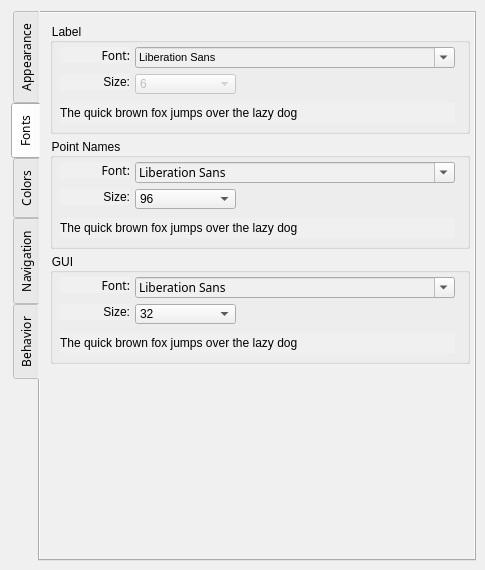
FashionFreedom/Seamly2D, file src/app/seamly2d/dialogs/configpages/preferencesgraphicsviewpage.ui: the form before one commit.
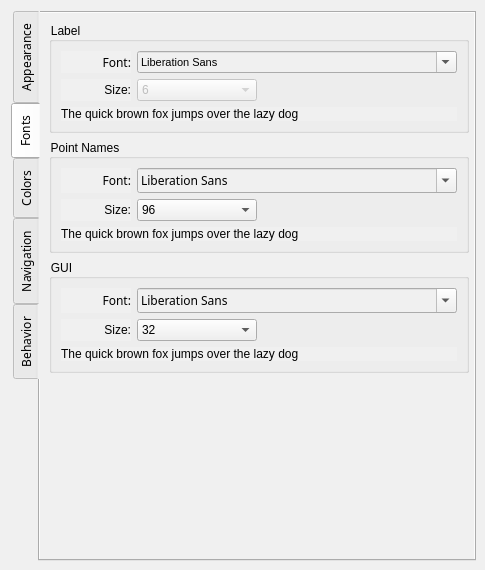
The form after the commit. The open tabs and pages were chosen to show the change. Custom widgets are drawn as their Qt base class.

Commit message:
Fix layoutWidget warnings
Fixes layoutWidget warnings in a few dialog forms

Diff of the .ui file:
```diff
--- a/src/app/seamly2d/dialogs/configpages/preferencesgraphicsviewpage.ui
+++ b/src/app/seamly2d/dialogs/configpages/preferencesgraphicsviewpage.ui
@@ -234,304 +234,9 @@
       <attribute name="title">
        <string>Fonts</string>
       </attribute>
-      <widget class="QGroupBox" name="pointNameFont_GroupBox">
-       <property name="geometry">
-        <rect>
-         <x>10</x>
-         <y>125</y>
-         <width>420</width>
-         <height>111</height>
-        </rect>
-       </property>
-       <property name="minimumSize">
-        <size>
-         <width>420</width>
-         <height>0</height>
-        </size>
-       </property>
-       <property name="title">
-        <string>Point Names</string>
-       </property>
-       <widget class="QLabel" name="pointNameFont_Label">
-        <property name="geometry">
-         <rect>
-          <x>10</x>
-          <y>24</y>
-          <width>70</width>
-          <height>16</height>
-         </rect>
-        </property>
-        <property name="minimumSize">
-         <size>
-          <width>70</width>
-          <height>0</height>
-         </size>
-        </property>
-        <property name="maximumSize">
-         <size>
-          <width>16777215</width>
-          <height>16777215</height>
-         </size>
-        </property>
-        <property name="font">
-         <font>
-          <family>MS Shell Dlg 2 UI</family>
-          <pointsize>9</pointsize>
-         </font>
-        </property>
-        <property name="text">
-         <string>Font:</string>
-        </property>
-        <property name="alignment">
-         <set>Qt::AlignRight|Qt::AlignTrailing|Qt::AlignVCenter</set>
-        </property>
-       </widget>
-       <widget class="QFontComboBox" name="pointNameFont_ComboBox">
-        <property name="geometry">
-         <rect>
-          <x>85</x>
-          <y>24</y>
-          <width>320</width>
-          <height>21</height>
-         </rect>
-        </property>
-        <property name="minimumSize">
-         <size>
-          <width>200</width>
-          <height>0</height>
-         </size>
-        </property>
-        <property name="font">
-         <font>
-          <family>MS Shell Dlg 2 UI</family>
-          <pointsize>9</pointsize>
-         </font>
-        </property>
-       </widget>
-       <widget class="QLabel" name="pointNameFontSize_Label">
-        <property name="geometry">
-         <rect>
-          <x>10</x>
-          <y>51</y>
-          <width>70</width>
-          <height>16</height>
-         </rect>
-        </property>
-        <property name="minimumSize">
-         <size>
-          <width>70</width>
-          <height>0</height>
-         </size>
-        </property>
-        <property name="maximumSize">
-         <size>
-          <width>16777215</width>
-          <height>16777215</height>
-         </size>
-        </property>
-        <property name="text">
-         <string>Size:</string>
-        </property>
-        <property name="alignment">
-         <set>Qt::AlignRight|Qt::AlignTrailing|Qt::AlignVCenter</set>
-        </property>
-       </widget>
-       <widget class="QComboBox" name="pointNameFontSize_ComboBox">
-        <property name="geometry">
-         <rect>
-          <x>85</x>
-          <y>51</y>
-          <width>101</width>
-          <height>20</height>
-         </rect>
-        </property>
-        <property name="maximumSize">
-         <size>
-          <width>120</width>
-          <height>16777215</height>
-         </size>
-        </property>
-        <property name="currentText">
-         <string>96</string>
-        </property>
-        <property name="currentIndex">
-         <number>28</number>
-        </property>
+      <layout class="QVBoxLayout" name="verticalLayout_19">
         <item>
-         <property name="text">
-          <string>6</string>
-         </property>
-        </item>
-        <item>
-         <property name="text">
-          <string>7</string>
-         </property>
-        </item>
-        <item>
-         <property name="text">
-          <string>8</string>
-         </property>
-        </item>
-        <item>
-         <property name="text">
-          <string>9</string>
-         </property>
-        </item>
-        <item>
-         <property name="text">
-          <string>10</string>
-         </property>
-        </item>
-        <item>
-         <property name="text">
-          <string>10.5</string>
-         </property>
-        </item>
-        <item>
-         <property name="text">
-          <string>11</string>
-         </property>
-        </item>
-        <item>
-         <property name="text">
-          <string>12</string>
-         </property>
-        </item>
-        <item>
-         <property name="text">
-          <string>13</string>
-         </property>
-        </item>
-        <item>
-         <property name="text">
-          <string>14</string>
-         </property>
-        </item>
-        <item>
-         <property name="text">
-          <string>15</string>
-         </property>
-        </item>
-        <item>
-         <property name="text">
-          <string>16</string>
-         </property>
-        </item>
-        <item>
-         <property name="text">
-          <string>18</string>
-         </property>
-        </item>
-        <item>
-         <property name="text">
-          <string>20</string>
-         </property>
-        </item>
-        <item>
-         <property name="text">
-          <string>22</string>
-         </property>
-        </item>
-        <item>
-         <property name="text">
-          <string>24</string>
-         </property>
-        </item>
-        <item>
-         <property name="text">
-          <string>26</string>
-         </property>
-        </item>
-        <item>
-         <property name="text">
-          <string>28</string>
-         </property>
-        </item>
-        <item>
-         <property name="text">
-          <string>32</string>
-         </property>
-        </item>
-        <item>
-         <property name="text">
-          <string>36</string>
-         </property>
-        </item>
-        <item>
-         <property name="text">
-          <string>40</string>
-         </property>
-        </item>
-        <item>
-         <property name="text">
-          <string>44</string>
-         </property>
-        </item>
-        <item>
-         <property name="text">
-          <string>48</string>
-         </property>
-        </item>
-        <item>
-         <property name="text">
-          <string>54</string>
-         </property>
-        </item>
-        <item>
-         <property name="text">
-          <string>60</string>
-         </property>
-        </item>
-        <item>
-         <property name="text">
-          <string>66</string>
-         </property>
-        </item>
-        <item>
-         <property name="text">
-          <string>72</string>
-         </property>
-        </item>
-        <item>
-         <property name="text">
-          <string>80</string>
-         </property>
-        </item>
-        <item>
-         <property name="text">
-          <string>96</string>
-         </property>
-        </item>
-       </widget>
-       <widget class="QLabel" name="pointName_Label">
-        <property name="geometry">
-         <rect>
-          <x>10</x>
-          <y>80</y>
-          <width>395</width>
-          <height>20</height>
-         </rect>
-        </property>
-        <property name="minimumSize">
-         <size>
-          <width>395</width>
-          <height>0</height>
-         </size>
-        </property>
-        <property name="text">
-         <string>The quick brown fox jumps over the lazy dog</string>
-        </property>
-       </widget>
-      </widget>
       <widget class="QGroupBox" name="labelFont_GroupBox">
-       <property name="geometry">
-        <rect>
-         <x>10</x>
-         <y>10</y>
-         <width>420</width>
-         <height>111</height>
-        </rect>
-       </property>
        <property name="minimumSize">
         <size>
          <width>420</width>
@@ -541,15 +246,11 @@
        <property name="title">
         <string>Label</string>
        </property>
+         <layout class="QVBoxLayout" name="verticalLayout_4">
+          <item>
+           <layout class="QFormLayout" name="formLayout_2">
+            <item row="0" column="0">
        <widget class="QLabel" name="labelFont_Label">
-        <property name="geometry">
-         <rect>
-          <x>10</x>
-          <y>24</y>
-          <width>70</width>
-          <height>16</height>
-         </rect>
-        </property>
         <property name="minimumSize">
          <size>
           <width>70</width>
@@ -575,15 +276,9 @@
          <set>Qt::AlignRight|Qt::AlignTrailing|Qt::AlignVCenter</set>
         </property>
        </widget>
+            </item>
+            <item row="0" column="1">
        <widget class="QFontComboBox" name="labelFont_ComboBox">
-        <property name="geometry">
-         <rect>
-          <x>85</x>
-          <y>24</y>
-          <width>320</width>
-          <height>21</height>
-         </rect>
-        </property>
         <property name="minimumSize">
          <size>
           <width>200</width>
@@ -597,15 +292,9 @@
          </font>
         </property>
        </widget>
+            </item>
+            <item row="1" column="0">
        <widget class="QLabel" name="fontSize_Label">
-        <property name="geometry">
-         <rect>
-          <x>10</x>
-          <y>51</y>
-          <width>70</width>
-          <height>16</height>
-         </rect>
-        </property>
         <property name="minimumSize">
          <size>
           <width>70</width>
@@ -625,18 +314,12 @@
          <set>Qt::AlignRight|Qt::AlignTrailing|Qt::AlignVCenter</set>
         </property>
        </widget>
+            </item>
+            <item row="1" column="1">
        <widget class="QComboBox" name="labelFontSize_ComboBox">
         <property name="enabled">
          <bool>false</bool>
         </property>
-        <property name="geometry">
-         <rect>
-          <x>85</x>
-          <y>51</y>
-          <width>101</width>
-          <height>20</height>
-         </rect>
-        </property>
         <property name="maximumSize">
          <size>
           <width>120</width>
@@ -792,17 +475,272 @@
          </property>
         </item>
        </widget>
+            </item>
+           </layout>
+          </item>
+          <item>
        <widget class="QLabel" name="label_Label">
-        <property name="geometry">
-         <rect>
-          <x>10</x>
-          <y>80</y>
+            <property name="minimumSize">
+             <size>
           <width>395</width>
-          <height>20</height>
-         </rect>
-        </property>
+              <height>0</height>
+             </size>
+            </property>
+            <property name="text">
+             <string>The quick brown fox jumps over the lazy dog</string>
+            </property>
+           </widget>
+          </item>
+         </layout>
+        </widget>
+       </item>
+       <item>
+        <widget class="QGroupBox" name="pointNameFont_GroupBox">
         <property name="minimumSize">
          <size>
+           <width>420</width>
+           <height>0</height>
+          </size>
+         </property>
+         <property name="title">
+          <string>Point Names</string>
+         </property>
+         <layout class="QVBoxLayout" name="verticalLayout_5">
+          <item>
+           <layout class="QFormLayout" name="formLayout_3">
+            <item row="0" column="0">
+             <widget class="QLabel" name="pointNameFont_Label">
+              <property name="minimumSize">
+               <size>
+                <width>70</width>
+                <height>0</height>
+               </size>
+              </property>
+              <property name="maximumSize">
+               <size>
+                <width>16777215</width>
+                <height>16777215</height>
+               </size>
+              </property>
+              <property name="font">
+               <font>
+                <family>MS Shell Dlg 2 UI</family>
+                <pointsize>9</pointsize>
+               </font>
+              </property>
+              <property name="text">
+               <string>Font:</string>
+              </property>
+              <property name="alignment">
+               <set>Qt::AlignRight|Qt::AlignTrailing|Qt::AlignVCenter</set>
+              </property>
+             </widget>
+            </item>
+            <item row="0" column="1">
+             <widget class="QFontComboBox" name="pointNameFont_ComboBox">
+              <property name="minimumSize">
+               <size>
+                <width>200</width>
+                <height>0</height>
+               </size>
+              </property>
+              <property name="font">
+               <font>
+                <family>MS Shell Dlg 2 UI</family>
+                <pointsize>9</pointsize>
+               </font>
+              </property>
+             </widget>
+            </item>
+            <item row="1" column="0">
+             <widget class="QLabel" name="pointNameFontSize_Label">
+              <property name="minimumSize">
+               <size>
+                <width>70</width>
+                <height>0</height>
+               </size>
+              </property>
+              <property name="maximumSize">
+               <size>
+                <width>16777215</width>
+                <height>16777215</height>
+               </size>
+              </property>
+              <property name="text">
+               <string>Size:</string>
+              </property>
+              <property name="alignment">
+               <set>Qt::AlignRight|Qt::AlignTrailing|Qt::AlignVCenter</set>
+              </property>
+             </widget>
+            </item>
+            <item row="1" column="1">
+             <widget class="QComboBox" name="pointNameFontSize_ComboBox">
+              <property name="maximumSize">
+               <size>
+                <width>120</width>
+                <height>16777215</height>
+               </size>
+              </property>
+              <property name="currentText">
+               <string>96</string>
+              </property>
+              <property name="currentIndex">
+               <number>28</number>
+              </property>
+              <item>
+               <property name="text">
+                <string>6</string>
+               </property>
+              </item>
+              <item>
+               <property name="text">
+                <string>7</string>
+               </property>
+              </item>
+              <item>
+               <property name="text">
+                <string>8</string>
+               </property>
+              </item>
+              <item>
+               <property name="text">
+                <string>9</string>
+               </property>
+              </item>
+              <item>
+               <property name="text">
+                <string>10</string>
+               </property>
+              </item>
+              <item>
+               <property name="text">
+                <string>10.5</string>
+               </property>
+              </item>
+              <item>
+               <property name="text">
+                <string>11</string>
+               </property>
+              </item>
+              <item>
+               <property name="text">
+                <string>12</string>
+               </property>
+              </item>
+              <item>
+               <property name="text">
+                <string>13</string>
+               </property>
+              </item>
+              <item>
+               <property name="text">
+                <string>14</string>
+               </property>
+              </item>
+              <item>
+               <property name="text">
+                <string>15</string>
+               </property>
+              </item>
+              <item>
+               <property name="text">
+                <string>16</string>
+               </property>
+              </item>
+              <item>
+               <property name="text">
+                <string>18</string>
+               </property>
+              </item>
+              <item>
+               <property name="text">
+                <string>20</string>
+               </property>
+              </item>
+              <item>
+               <property name="text">
+                <string>22</string>
+               </property>
+              </item>
+              <item>
+               <property name="text">
+                <string>24</string>
+               </property>
+              </item>
+              <item>
+               <property name="text">
+                <string>26</string>
+               </property>
+              </item>
+              <item>
+               <property name="text">
+                <string>28</string>
+               </property>
+              </item>
+              <item>
+               <property name="text">
+                <string>32</string>
+               </property>
+              </item>
+              <item>
+               <property name="text">
+                <string>36</string>
+               </property>
+              </item>
+              <item>
+               <property name="text">
+                <string>40</string>
+               </property>
+              </item>
+              <item>
+               <property name="text">
+                <string>44</string>
+               </property>
+              </item>
+              <item>
+               <property name="text">
+                <string>48</string>
+               </property>
+              </item>
+              <item>
+               <property name="text">
+                <string>54</string>
+               </property>
+              </item>
+              <item>
+               <property name="text">
+                <string>60</string>
+               </property>
+              </item>
+              <item>
+               <property name="text">
+                <string>66</string>
+               </property>
+              </item>
+              <item>
+               <property name="text">
+                <string>72</string>
+               </property>
+              </item>
+              <item>
+               <property name="text">
+                <string>80</string>
+               </property>
+              </item>
+              <item>
+               <property name="text">
+                <string>96</string>
+               </property>
+              </item>
+             </widget>
+            </item>
+           </layout>
+          </item>
+          <item>
+           <widget class="QLabel" name="pointName_Label">
+            <property name="minimumSize">
+             <size>
           <width>395</width>
           <height>0</height>
          </size>
@@ -811,16 +749,12 @@
          <string>The quick brown fox jumps over the lazy dog</string>
         </property>
        </widget>
-      </widget>
+          </item>
+         </layout>
+        </widget>
+       </item>
+       <item>
       <widget class="QGroupBox" name="pointNameFont_GroupBox_2">
-       <property name="geometry">
-        <rect>
-         <x>10</x>
-         <y>240</y>
-         <width>420</width>
-         <height>111</height>
-        </rect>
-       </property>
        <property name="minimumSize">
         <size>
          <width>420</width>
@@ -830,15 +764,11 @@
        <property name="title">
         <string>GUI</string>
        </property>
+         <layout class="QVBoxLayout" name="verticalLayout_6">
+          <item>
+           <layout class="QFormLayout" name="formLayout_4">
+            <item row="0" column="0">
        <widget class="QLabel" name="guiFont_Label">
-        <property name="geometry">
-         <rect>
-          <x>10</x>
-          <y>24</y>
-          <width>70</width>
-          <height>16</height>
-         </rect>
-        </property>
         <property name="minimumSize">
          <size>
           <width>70</width>
@@ -864,15 +794,9 @@
          <set>Qt::AlignRight|Qt::AlignTrailing|Qt::AlignVCenter</set>
         </property>
        </widget>
+            </item>
+            <item row="0" column="1">
        <widget class="QFontComboBox" name="guiFont_ComboBox">
-        <property name="geometry">
-         <rect>
-          <x>85</x>
-          <y>24</y>
-          <width>320</width>
-          <height>21</height>
-         </rect>
-        </property>
         <property name="minimumSize">
          <size>
           <width>200</width>
@@ -886,15 +810,9 @@
          </font>
         </property>
        </widget>
+            </item>
+            <item row="1" column="0">
        <widget class="QLabel" name="guiFontSize_Label">
-        <property name="geometry">
-         <rect>
-          <x>10</x>
-          <y>51</y>
-          <width>70</width>
-          <height>16</height>
-         </rect>
-        </property>
         <property name="minimumSize">
          <size>
           <width>70</width>
@@ -914,15 +832,9 @@
          <set>Qt::AlignRight|Qt::AlignTrailing|Qt::AlignVCenter</set>
         </property>
        </widget>
+            </item>
+            <item row="1" column="1">
        <widget class="QComboBox" name="guiFontSize_ComboBox">
-        <property name="geometry">
-         <rect>
-          <x>85</x>
-          <y>51</y>
-          <width>101</width>
-          <height>20</height>
-         </rect>
-        </property>
         <property name="maximumSize">
          <size>
           <width>120</width>
@@ -1081,15 +993,11 @@
          </property>
         </item>
        </widget>
+            </item>
+           </layout>
+          </item>
+          <item>
        <widget class="QLabel" name="gui_Label">
-        <property name="geometry">
-         <rect>
-          <x>10</x>
-          <y>80</y>
-          <width>395</width>
-          <height>20</height>
-         </rect>
-        </property>
         <property name="minimumSize">
          <size>
           <width>395</width>
@@ -1100,7 +1008,24 @@
          <string>The quick brown fox jumps over the lazy dog</string>
         </property>
        </widget>
-      </widget>
+          </item>
+         </layout>
+        </widget>
+       </item>
+       <item>
+        <spacer name="verticalSpacer_5">
+         <property name="orientation">
+          <enum>Qt::Vertical</enum>
+         </property>
+         <property name="sizeHint" stdset="0">
+          <size>
+           <width>20</width>
+           <height>203</height>
+          </size>
+         </property>
+        </spacer>
+       </item>
+      </layout>
      </widget>
      <widget class="QWidget" name="colorsTab">
       <attribute name="title">
```
Left out of the diff: 863 changed lines with no effect on the pictures. Lines whose indentation alone changed are shown as unchanged. The commit also changes 2 other files.
